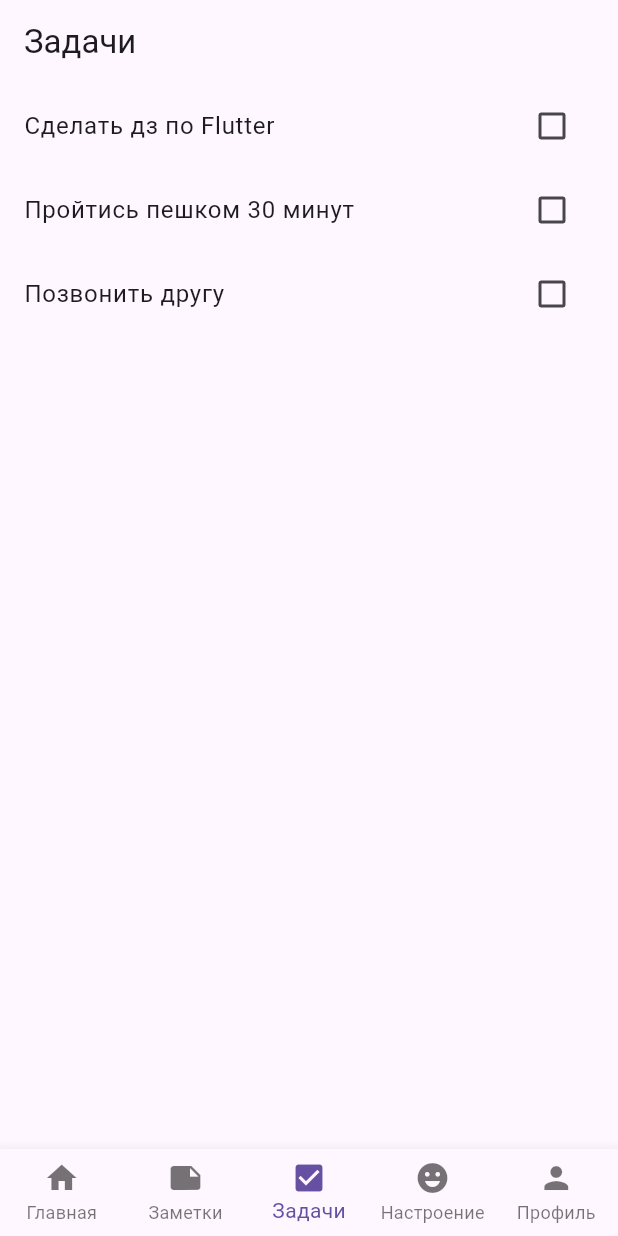
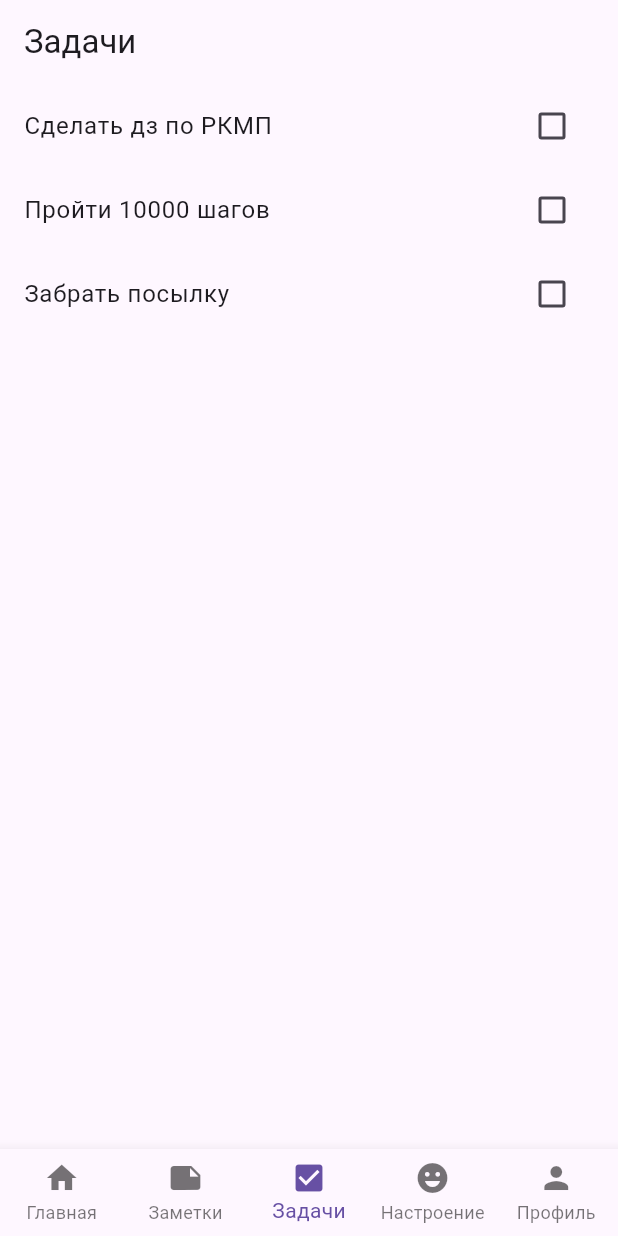
Before and after one commit to ilnprsht/rkmp_3pr, a Flutter app: the screen it shows after launch, item 3 of the bottom bar chosen, on a phone screen of 412 x 824 dp. Run offline on Flutter 3.47's test engine with Material 3 defaults, Android fonts, the light colour scheme and no system bars.

Commit message:
definitely last fixes

```diff
--- a/lib/main.dart
+++ b/lib/main.dart
@@ -152,9 +152,9 @@ class TasksPage extends StatefulWidget {
 
 class _TasksPageState extends State<TasksPage> {
   final List<Map<String, dynamic>> _tasks = [
-    {'title': 'Сделать дз по Flutter', 'done': false},
-    {'title': 'Пройтись пешком 30 минут', 'done': false},
-    {'title': 'Позвонить другу', 'done': false},
+    {'title': 'Сделать дз по РКМП', 'done': false},
+    {'title': 'Пройти 10000 шагов', 'done': false},
+    {'title': 'Забрать посылку', 'done': false},
   ];
 
   @override
```
